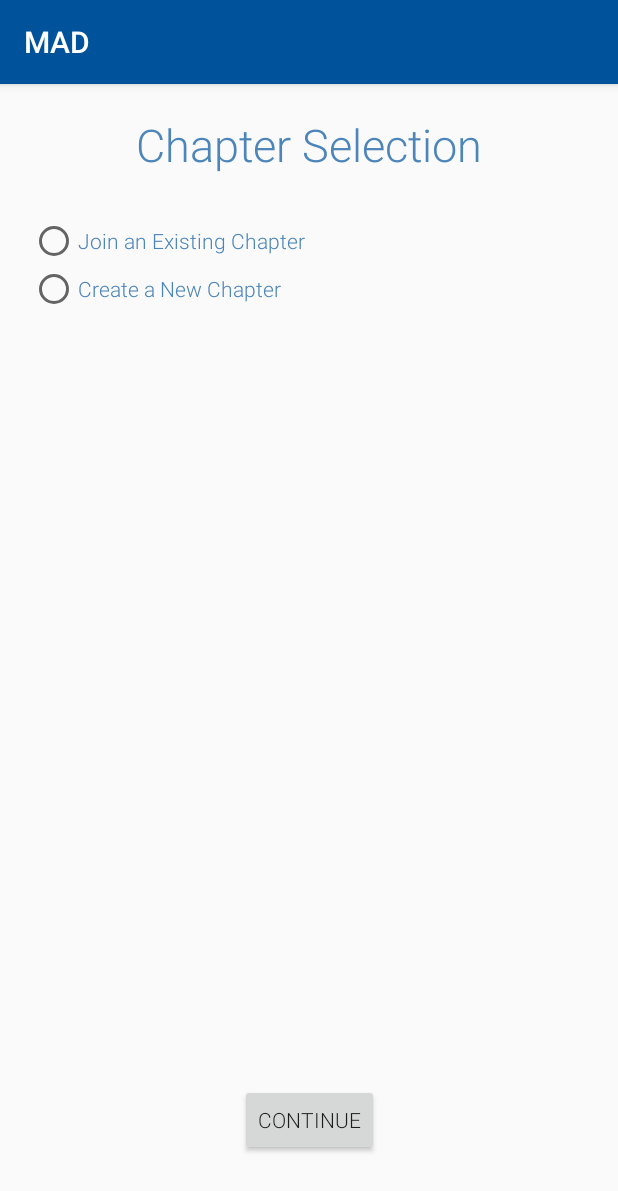
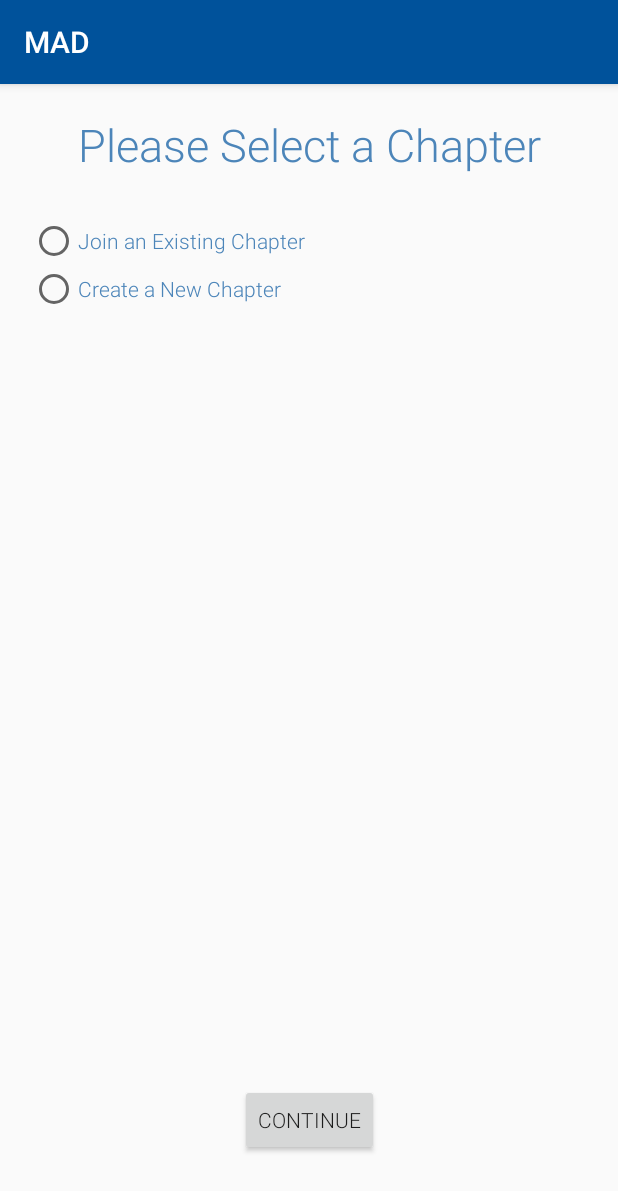
Before and after one commit to s-hliao/FBLA-Mobile-App-2019, an Android app: the screen it shows after launch once a user with an empty profile is signed in (SelectChapterActivity), on a phone screen of 412 x 824 dp. Shown: the top 1191 px of the screen. Run offline under Robolectric (Android 15) with nearby library versions, the phone set to English and light mode, and no system bars; our stand-ins replace Firebase (no records; nobody signed in at launch, a user with empty details on screens opened directly); libraries missing offline, so code that uses them is left out: com.firebase.ui, com.toptoche.searchablespinnerlibrary; plain views replace SearchableSpinner; 3 statements that could not run were skipped.

Commit message:
Strings update

```diff
--- a/app/src/main/res/values/strings.xml
+++ b/app/src/main/res/values/strings.xml
@@ -4,5 +4,5 @@
     <string name="sign_in_button_txt">Continue</string>
     <string name="sign_out_button_txt">Sign Out</string>
     <string name="TOU_txt">By clicking CONTINUE, you agree to our <a href="https://www.google.com/">Terms of Use</a> and <a href="https://www.google.com/">Licensing</a></string>
-    <string name="select_chapter_text">Chapter Selection</string>
+    <string name="select_chapter_text">Please Select a Chapter</string>
 </resources>
```
